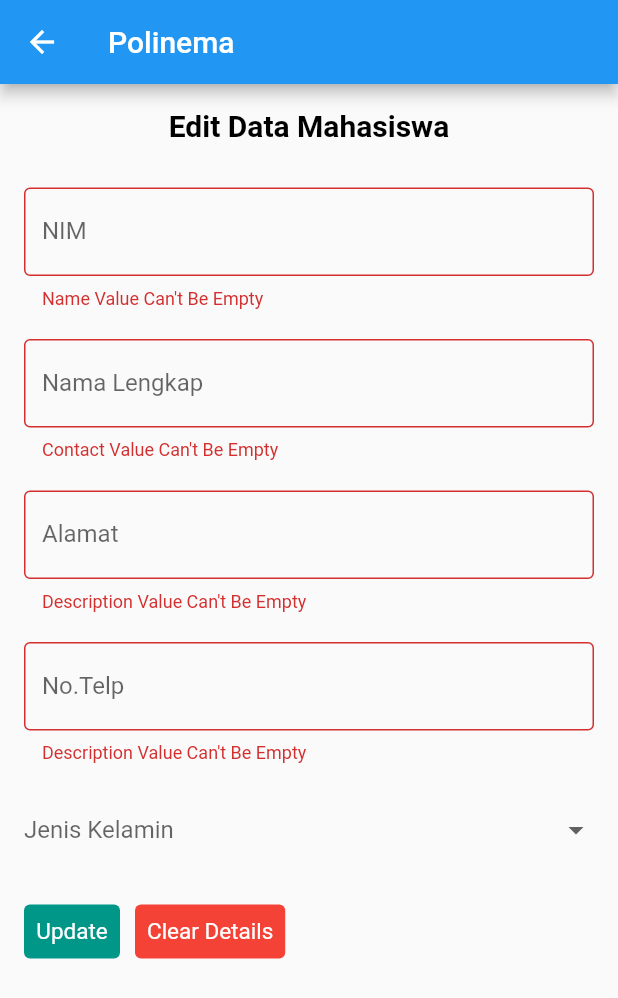
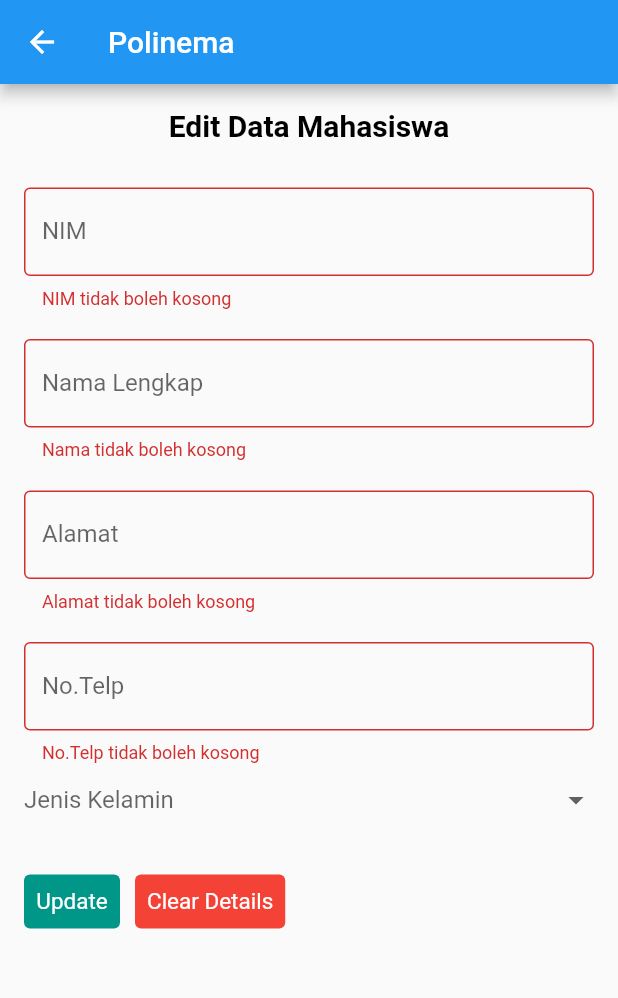
Before and after one commit to dellajannata/flutter_mobile_uas2, a Flutter app: the EditMahasiswa screen opened directly with empty values, after a tap on "Update", on a phone screen of 412 x 824 dp. Shown: the top 998 px of the screen. Run offline on Flutter 3.47's test engine with Material 2 defaults, Android fonts, the phone set to English and light mode, and no system bars; our stand-ins replace sqflite; accounts and stored records are empty.

Commit message:
Update Jenis Kelamin

```diff
--- a/lib/page/edit_form.dart
+++ b/lib/page/edit_form.dart
@@ -16,7 +16,7 @@ class _EditMahasiswaState extends State<EditMahasiswa> {
   var _mahasiswaNamaController = TextEditingController();
   var _mahasiswaAlamatController = TextEditingController();
   var _mahasiswaNoTelpController = TextEditingController();
-  String? jk;
+  var _mahasiswaJkController = TextEditingController();
   bool _validateNim = false;
   bool _validateNama = false;
   bool _validateAlamat = false;
@@ -31,7 +31,7 @@ class _EditMahasiswaState extends State<EditMahasiswa> {
       _mahasiswaNamaController.text = widget.mahasiswa.nama ?? '';
       _mahasiswaAlamatController.text = widget.mahasiswa.alamat ?? '';
       _mahasiswaNoTelpController.text = widget.mahasiswa.notelp ?? '';
-      jk = widget.mahasiswa.jk ?? '';
+      _mahasiswaJkController.text = widget.mahasiswa.jk ?? '';
     });
     super.initState();
   }
@@ -65,8 +65,7 @@ class _EditMahasiswaState extends State<EditMahasiswa> {
                     border: const OutlineInputBorder(),
                     hintText: 'Masukkan NIM Anda',
                     labelText: 'NIM',
-                    errorText:
-                        _validateNim ? 'Name Value Can\'t Be Empty' : null,
+                    errorText: _validateNim ? 'NIM tidak boleh kosong' : null,
                   )),
               const SizedBox(
                 height: 20.0,
@@ -77,8 +76,7 @@ class _EditMahasiswaState extends State<EditMahasiswa> {
                     border: const OutlineInputBorder(),
                     hintText: 'Masukkan Nama Lengkap Anda',
                     labelText: 'Nama Lengkap',
-                    errorText:
-                        _validateNama ? 'Contact Value Can\'t Be Empty' : null,
+                    errorText: _validateNama ? 'Nama tidak boleh kosong' : null,
                   )),
               const SizedBox(
                 height: 20.0,
@@ -89,9 +87,8 @@ class _EditMahasiswaState extends State<EditMahasiswa> {
                     border: const OutlineInputBorder(),
                     hintText: 'Masukkan Alamat Anda',
                     labelText: 'Alamat',
-                    errorText: _validateAlamat
-                        ? 'Description Value Can\'t Be Empty'
-                        : null,
+                    errorText:
+                        _validateAlamat ? 'Alamat tidak boleh kosong' : null,
                   )),
               const SizedBox(
                 height: 20.0,
@@ -104,15 +101,10 @@ class _EditMahasiswaState extends State<EditMahasiswa> {
                     border: const OutlineInputBorder(),
                     hintText: 'Masukkan No.Telp Anda',
                     labelText: 'No.Telp',
-                    errorText: _validateNoTelp
-                        ? 'Description Value Can\'t Be Empty'
-                        : null,
+                    errorText:
+                        _validateNoTelp ? 'No.Telp tidak boleh kosong' : null,
                   )),
-              Padding(
-                padding: const EdgeInsets.only(
-                  top: 20,
-                ),
-                child: DropdownButton(
+              DropdownButton(
                 isExpanded: true,
                 underline: SizedBox(),
                 hint: Text('Jenis Kelamin'),
@@ -128,10 +120,9 @@ class _EditMahasiswaState extends State<EditMahasiswa> {
                 ],
                 onChanged: (value) {
                   setState(() {
-                      jk = value.toString();
+                    _mahasiswaJkController.text = value.toString();
                   });
                 },
-                ),
               ),
               const SizedBox(
                 height: 20.0,
@@ -157,21 +148,22 @@ class _EditMahasiswaState extends State<EditMahasiswa> {
                         _mahasiswaNoTelpController.text.isEmpty
                             ? _validateNoTelp = true
                             : _validateNoTelp = false;
-                        jk == null ? _validateJk = true : _validateJk = false;
+                        _mahasiswaJkController.text.isEmpty
+                            ? _validateJk = true
+                            : _validateJk = false;
                       });
                       if (_validateNim == false &&
                           _validateNama == false &&
                           _validateAlamat == false &&
-                          _validateJk == false &&
-                          _validateNoTelp == false) {
-                        // print('Data Berhasil Disimpan');
+                          _validateNoTelp == false &&
+                          _validateJk == false) {
                         var _mhs = Mahasiswa();
                         _mhs.id = widget.mahasiswa.id;
                         _mhs.nim = _mahasiswaNimController.text;
                         _mhs.nama = _mahasiswaNamaController.text;
                         _mhs.alamat = _mahasiswaAlamatController.text;
                         _mhs.notelp = _mahasiswaNoTelpController.text;
-                        _mhs.jk = jk;
+                        _mhs.jk = _mahasiswaJkController.text;
                         var result =
                             await _mahasiswaService.UpdateMahasiswa(_mhs);
                         Navigator.pop(context, result);
@@ -192,6 +184,7 @@ class _EditMahasiswaState extends State<EditMahasiswa> {
                         _mahasiswaNimController.text = '';
                         _mahasiswaAlamatController.text = '';
                         _mahasiswaNoTelpController.text = '';
+                        _mahasiswaJkController.text = '';
                       },
                       child: const Text('Clear Details'))
                 ],
--- a/lib/page/form.dart
+++ b/lib/page/form.dart
@@ -15,7 +15,7 @@ class _formMhs extends State<formMhs> {
   var namaController = TextEditingController();
   var alamatController = TextEditingController();
   var noTelpController = TextEditingController();
-  String? jk;
+  var jkController = TextEditingController();
   bool _validateNim = false;
   bool _validateNama = false;
   bool _validateAlamat = false;
@@ -55,7 +55,7 @@ class _formMhs extends State<formMhs> {
               decoration: InputDecoration(
                   labelText: 'NIM',
                   hintText: 'Masukkan NIM Anda',
-                  errorText: _validateNim ? 'Value Can\'t Be Empty' : null,
+                  errorText: _validateNim ? 'NIM tidak boleh kosong' : null,
                   border: OutlineInputBorder(
                     borderRadius: BorderRadius.circular(8),
                   )),
@@ -70,7 +70,7 @@ class _formMhs extends State<formMhs> {
               decoration: InputDecoration(
                   labelText: 'Nama',
                   hintText: 'Masukkan Nama Lengkap Anda',
-                  errorText: _validateNama ? 'Value Can\'t Be Empty' : null,
+                  errorText: _validateNama ? 'Nama tidak boleh kosong' : null,
                   border: OutlineInputBorder(
                     borderRadius: BorderRadius.circular(8),
                   )),
@@ -86,7 +86,8 @@ class _formMhs extends State<formMhs> {
               decoration: InputDecoration(
                   labelText: 'Alamat',
                   hintText: 'Masukkan Alamat Anda',
-                  errorText: _validateAlamat ? 'Value Can\'t Be Empty' : null,
+                  errorText:
+                      _validateAlamat ? 'Alamat tidak boleh kosong' : null,
                   border: OutlineInputBorder(
                     borderRadius: BorderRadius.circular(8),
                   )),
@@ -103,7 +104,8 @@ class _formMhs extends State<formMhs> {
               decoration: InputDecoration(
                   labelText: 'No.Telp',
                   hintText: 'Masukkan No.Telp Anda',
-                  errorText: _validateNoTelp ? 'Value Can\'t Be Empty' : null,
+                  errorText:
+                      _validateNoTelp ? 'No.Telp tidak boleh kosong' : null,
                   border: OutlineInputBorder(
                     borderRadius: BorderRadius.circular(8),
                   )),
@@ -129,7 +131,7 @@ class _formMhs extends State<formMhs> {
               ],
               onChanged: (value) {
                 setState(() {
-                  jk = value.toString();
+                  jkController.text = value.toString();
                 });
               },
             ),
@@ -158,19 +160,21 @@ class _formMhs extends State<formMhs> {
                     noTelpController.text.isEmpty
                         ? _validateNoTelp = true
                         : _validateNoTelp = false;
-                    jk == null ? _validateJk = true : _validateJk = false;
+                    jkController.text.isEmpty
+                        ? _validateJk = true
+                        : _validateJk = false;
                   });
                   if (_validateNim == false &&
                       _validateNama == false &&
                       _validateAlamat == false &&
-                      _validateJk == false &&
-                      _validateNoTelp == false) {
+                      _validateNoTelp == false &&
+                      _validateJk == false) {
                     var _mhs = Mahasiswa();
                     _mhs.nim = nimController.text;
                     _mhs.nama = namaController.text;
                     _mhs.alamat = alamatController.text;
                     _mhs.notelp = noTelpController.text;
-                    _mhs.jk = jk;
+                    _mhs.jk = jkController.text;
                     var result = await _mhsService.SaveMhs(_mhs);
                     Navigator.pop(context, result);
                   }
@@ -190,6 +194,7 @@ class _formMhs extends State<formMhs> {
                   namaController.text = '';
                   alamatController.text = '';
                   noTelpController.text = '';
+                  jkController.text = '';
                 },
                 child: const Text('Clear Data'),
               ),
--- a/lib/page/list_data.dart
+++ b/lib/page/list_data.dart
@@ -27,6 +27,7 @@ class _ListMahasiswaPageState extends State<ListMahasiswaPage> {
         mhsModel.nama = mhs['nama'];
         mhsModel.alamat = mhs['alamat'];
         mhsModel.notelp = mhs['notelp'];
+        mhsModel.jk = mhs['jk'];
         _list.add(mhsModel);
       });
     });
```
Lines whose indentation alone changed are shown as unchanged.
